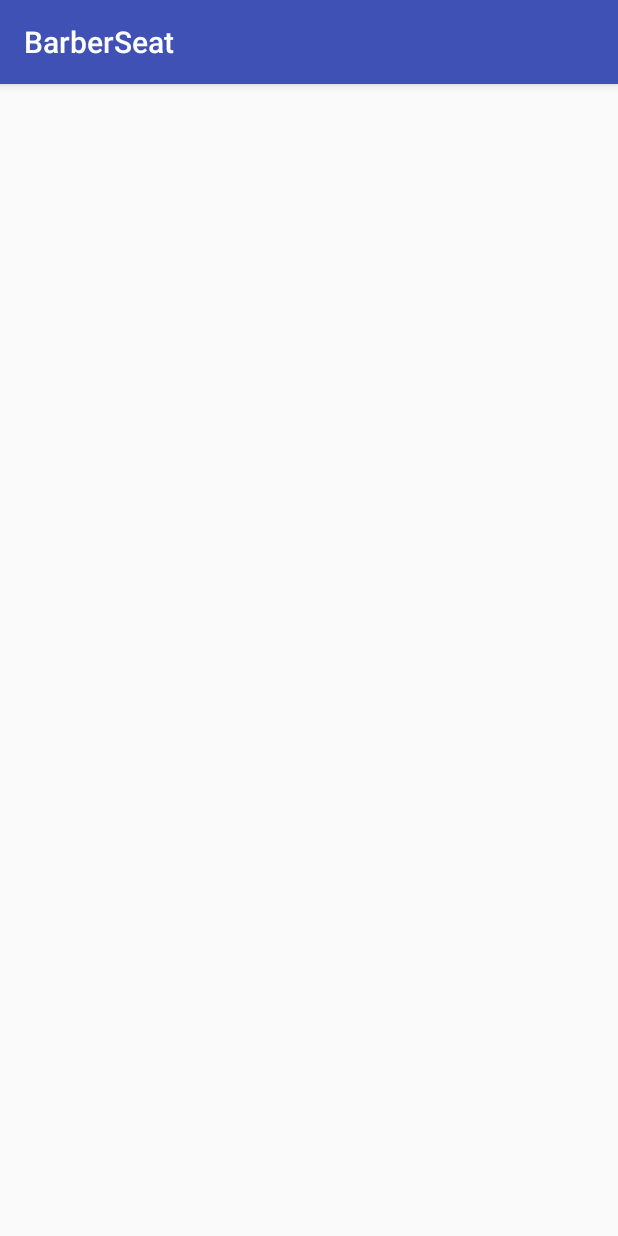
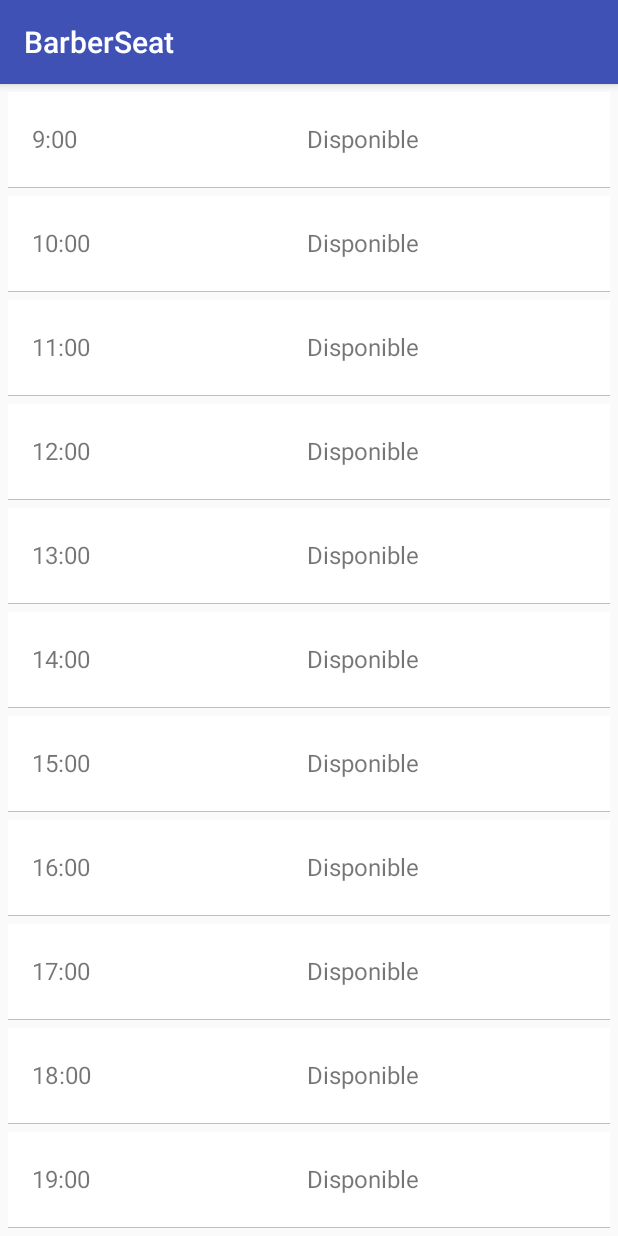
Before and after one commit to needforock/BarberSeat, an Android app: the DayView screen opened directly, with no data from a screen before it, on a phone screen of 412 x 824 dp. Run offline under Robolectric (Android 15) with nearby library versions, the phone set to English and light mode, and no system bars; our stand-ins replace Firebase (no records; nobody signed in at launch, a user with empty details on screens opened directly).

Commit message:
Commit #2 ADD: DayView to check the schedule of a barber

```diff
--- a/app/build.gradle
+++ b/app/build.gradle
@@ -33,6 +33,8 @@ dependencies {
     implementation 'com.firebaseui:firebase-ui-database:1.2.0'
     implementation 'com.github.siyamed:android-shape-imageview:0.9.+@aar'
     implementation 'com.roomorama:caldroid:3.0.1'
+    implementation 'com.framgia.library.calendardayview:library:1.0.4'
+    implementation 'com.github.sundeepk:compact-calendar-view:2.0.2.2'
     testImplementation 'junit:junit:4.12'
     androidTestImplementation 'com.android.support.test:runner:1.0.1'
     androidTestImplementation 'com.android.support.test.espresso:espresso-core:2.2.2'
--- /dev/null
+++ b/app/src/main/java/ve/needforock/barberseat/adapters/DayAdapter.java
@@ -0,0 +1,63 @@
+package ve.needforock.barberseat.adapters;
+
+import android.support.v7.widget.RecyclerView;
+import android.util.Log;
+import android.view.LayoutInflater;
+import android.view.View;
+import android.view.ViewGroup;
+import android.widget.TextView;
+
+import java.util.List;
+
+import ve.needforock.barberseat.R;
+
+/**
+ * Created by Soporte on 20-Nov-17.
+ */
+
+public class DayAdapter extends RecyclerView.Adapter<DayAdapter.DayHolder>{
+
+    List<Boolean> hours;
+
+    public DayAdapter(List<Boolean> hours) {
+        this.hours = hours;
+    }
+
+    @Override
+    public DayHolder onCreateViewHolder(ViewGroup parent, int viewType) {
+        View view = LayoutInflater.from(parent.getContext()).inflate(R.layout.item_hour, parent, false);
+        return new DayHolder(view);
+    }
+
+    @Override
+    public void onBindViewHolder(DayHolder holder, int position) {
+        boolean appointment = hours.get(position);
+        Log.d("HORA", String.valueOf(hours.get(0)));
+        String hour = String.valueOf(position+9) +":00";
+        holder.hour.setText(hour);
+        if(appointment){
+            holder.occupied.setText("Ocupado");
+        }else{
+            holder.occupied.setText("Disponible");
+        }
+
+    }
+
+    @Override
+    public int getItemCount() {
+        return 12;
+    }
+
+    public static class DayHolder extends RecyclerView.ViewHolder{
+        private TextView hour, occupied;
+
+        public DayHolder(View itemView) {
+            super(itemView);
+
+            hour = itemView.findViewById(R.id.hourTv);
+            occupied = itemView.findViewById(R.id.eventTv);
+
+
+        }
+    }
+}
--- a/app/src/main/java/ve/needforock/barberseat/views/DayView.java
+++ b/app/src/main/java/ve/needforock/barberseat/views/DayView.java
@@ -2,14 +2,110 @@ package ve.needforock.barberseat.views;
 
 import android.os.Bundle;
 import android.support.v7.app.AppCompatActivity;
+import android.support.v7.widget.LinearLayoutManager;
+import android.support.v7.widget.RecyclerView;
+import android.widget.Toast;
+
+import com.google.firebase.database.DataSnapshot;
+import com.google.firebase.database.DatabaseError;
+import com.google.firebase.database.DatabaseReference;
+import com.google.firebase.database.ValueEventListener;
+
+import java.util.ArrayList;
+import java.util.Calendar;
+import java.util.Date;
+import java.util.List;
 
 import ve.needforock.barberseat.R;
+import ve.needforock.barberseat.adapters.DayAdapter;
+import ve.needforock.barberseat.data.Nodes;
+import ve.needforock.barberseat.models.BarberDay;
 
 public class DayView extends AppCompatActivity {
+
+    private RecyclerView recyclerView;
+    private DayAdapter dayAdapter;
+
 
     @Override
     protected void onCreate(Bundle savedInstanceState) {
         super.onCreate(savedInstanceState);
         setContentView(R.layout.activity_day_view);
+
+        String barberUid = getIntent().getStringExtra(BarberSelectionActivity.BARBER_UID);
+        final Date date = new Date(getIntent().getLongExtra(BarberSelectionActivity.SELECTED_DATE, -1));
+
+        Toast.makeText(this, String.valueOf(date), Toast.LENGTH_SHORT).show();
+
+
+
+        Calendar cal = Calendar.getInstance();
+        cal.setTime(date);
+
+        final DatabaseReference barberAppDay = new Nodes().appointmentDay(barberUid)
+                .child(String.valueOf(cal.get(cal.YEAR)))
+                .child(String.valueOf(cal.get(cal.MONTH)))
+                .child(String.valueOf(cal.get(cal.DAY_OF_MONTH)));
+
+        barberAppDay.addValueEventListener(new ValueEventListener() {
+            @Override
+            public void onDataChange(DataSnapshot dataSnapshot) {
+                if (dataSnapshot != null) {
+                    BarberDay barberDay = dataSnapshot.getValue(BarberDay.class);
+
+                    if(barberDay!=null){
+                        List<Boolean> hours = new ArrayList<>();
+                        hours.add(barberDay.isNine());
+                        hours.add(barberDay.isTen());
+                        hours.add(barberDay.isEleven());
+                        hours.add(barberDay.isTwelve());
+                        hours.add(barberDay.isThirteen());
+                        hours.add(barberDay.isFourteen());
+                        hours.add(barberDay.isFifteen());
+                        hours.add(barberDay.isSixteen());
+                        hours.add(barberDay.isSeventeen());
+                        hours.add(barberDay.isEightteen());
+                        hours.add(barberDay.isNinteen());
+                        hours.add(barberDay.isTwenty());
+                        recyclerView = findViewById(R.id.hourRv);
+                        LinearLayoutManager linearLayoutManager = new LinearLayoutManager(getApplicationContext());
+                        recyclerView.setLayoutManager(linearLayoutManager);
+                        dayAdapter = new DayAdapter(hours);
+                        recyclerView.setAdapter(dayAdapter);
+                    }else{
+                        BarberDay barberDay1 = new BarberDay();
+                        barberDay1.setDate(date);
+                        barberAppDay.setValue(barberDay1);
+                        List<Boolean> hours = new ArrayList<>();
+                        for (int i = 0; i < 12; i++) {
+                            hours.add(i, false);
+                        }
+
+                        recyclerView = findViewById(R.id.hourRv);
+                        LinearLayoutManager linearLayoutManager = new LinearLayoutManager(getApplicationContext());
+                        recyclerView.setLayoutManager(linearLayoutManager);
+                        dayAdapter = new DayAdapter(hours);
+                        recyclerView.setAdapter(dayAdapter);
+                    }
+
+                }else{
+                    Toast.makeText(DayView.this, "No hay dia", Toast.LENGTH_SHORT).show();
+                }
+            }
+
+            @Override
+            public void onCancelled(DatabaseError databaseError) {
+
+            }
+        });
+
+
+
+
+
+
+
     }
+
+
 }
--- a/app/src/main/java/ve/needforock/barberseat/views/SelectedDateCallBack.java
+++ b/app/src/main/java/ve/needforock/barberseat/views/SelectedDateCallBack.java
@@ -8,5 +8,5 @@ import java.util.Date;
 
 public interface SelectedDateCallBack {
 
-    void selectedDate(Date date);
+    void selectedDate(Date date, String barberUid);
 }
--- a/app/src/main/res/layout/activity_day_view.xml
+++ b/app/src/main/res/layout/activity_day_view.xml
@@ -1,8 +1,17 @@
 <?xml version="1.0" encoding="utf-8"?>
-<android.support.constraint.ConstraintLayout xmlns:android="http://schemas.android.com/apk/res/android"
+<LinearLayout xmlns:android="http://schemas.android.com/apk/res/android"
     xmlns:tools="http://schemas.android.com/tools"
     android:layout_width="match_parent"
     android:layout_height="match_parent"
+    android:orientation="vertical"
     tools:context="ve.needforock.barberseat.views.DayView">
 
-</android.support.constraint.ConstraintLayout>
+
+    <android.support.v7.widget.RecyclerView
+        android:id="@+id/hourRv"
+        android:layout_width="match_parent"
+        android:layout_height="wrap_content"
+        android:layout_weight="1">
+
+    </android.support.v7.widget.RecyclerView>
+</LinearLayout>
--- /dev/null
+++ b/app/src/main/res/layout/item_hour.xml
@@ -0,0 +1,43 @@
+<?xml version="1.0" encoding="utf-8"?>
+<RelativeLayout xmlns:android="http://schemas.android.com/apk/res/android"
+    android:layout_width="match_parent"
+    android:layout_height="wrap_content"
+    android:background="@drawable/bg_white_underline_black"
+    android:orientation="vertical"
+    android:layout_marginRight="5dp"
+    android:layout_marginLeft="5dp"
+    android:layout_marginTop="5dp"
+    android:paddingBottom="8dp"
+    android:paddingLeft="8dp"
+    android:paddingRight="16dp"
+    android:paddingTop="8dp">
+
+
+
+    <TextView
+        android:paddingTop="12dp"
+        android:layout_marginLeft="8dp"
+        android:background="?android:selectableItemBackground"
+        android:id="@+id/hourTv"
+        android:text="Hora"
+        android:layout_centerVertical="true"
+        android:textSize="16sp"
+        android:layout_width="175dp"
+        android:layout_height="48dp" />
+
+    <TextView
+        android:paddingTop="12dp"
+        android:layout_marginLeft="8dp"
+        android:background="?android:selectableItemBackground"
+        android:layout_toRightOf="@id/hourTv"
+        android:id="@+id/eventTv"
+        android:text="Ocupado"
+        android:layout_centerVertical="true"
+        android:textSize="16sp"
+        android:layout_width="175dp"
+        android:layout_height="48dp" />
+
+
+
+
+</RelativeLayout>
--- a/app/src/main/res/values/colors.xml
+++ b/app/src/main/res/values/colors.xml
@@ -7,4 +7,5 @@
     <color name="green">#8FCC85</color>
     <color name="blue">#ff33b5e5</color>
     <color name="white">#ffffff</color>
+    <color name="eventColor4">#ff33b5e5</color>
 </resources>
```
Also changed, not shown: app/src/main/java/ve/needforock/barberseat/models/BarberUid.java (deleted, +0 -8 lines), app/src/main/java/ve/needforock/barberseat/views/BarberSelectionActivity.java (+11 -4 lines), app/src/main/java/ve/needforock/barberseat/views/SetCalendar.java (+14 -7 lines).
